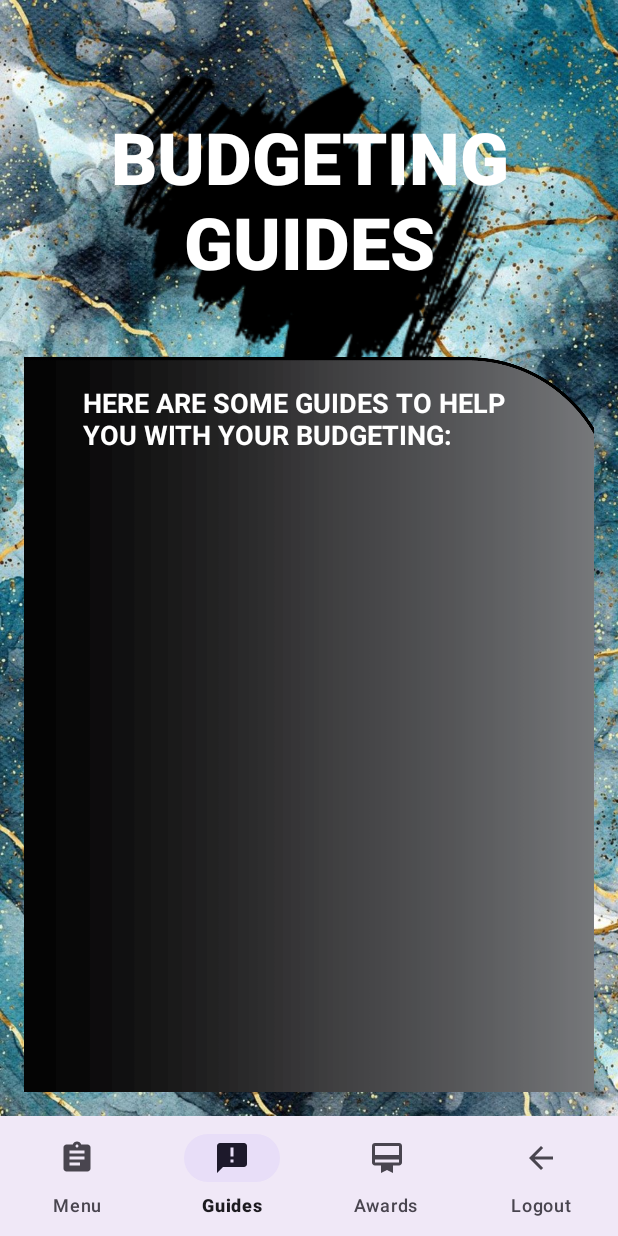
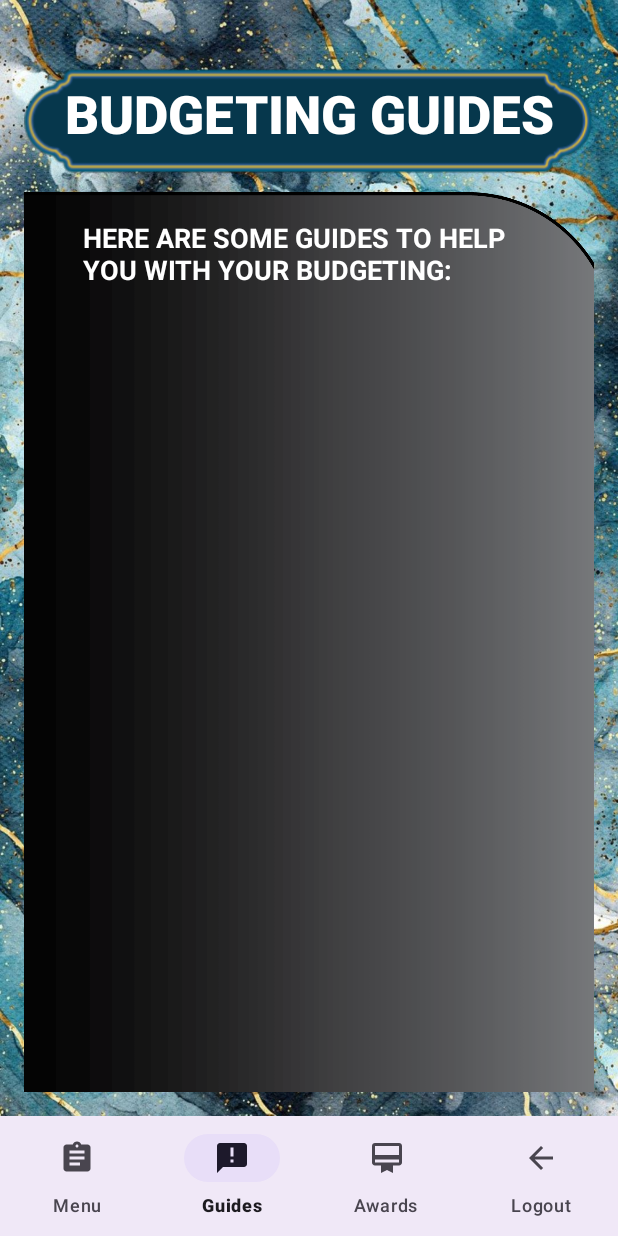
Before and after one commit to ST10260507/BudgetBeatersPOE, an Android app: the AddCategoryActivity screen opened directly, with no data from a screen before it, item 2 of the bottom bar chosen, on a phone screen of 412 x 824 dp. Run offline under Robolectric (Android 15) with nearby library versions, the phone set to English and light mode, and no system bars; our stand-ins replace Room's generated code.

Commit message:
Updated all views headings and titles and any affected items/widgets

```diff
--- a/app/src/main/res/layout/activity_add_category.xml
+++ b/app/src/main/res/layout/activity_add_category.xml
@@ -13,18 +13,18 @@
     <ImageView
         android:id="@+id/imageView"
         android:layout_width="411dp"
-        android:layout_height="272dp"
+        android:layout_height="165dp"
         app:layout_constraintEnd_toEndOf="parent"
         app:layout_constraintStart_toStartOf="parent"
         app:layout_constraintTop_toTopOf="parent"
-        app:srcCompat="@drawable/black_squiggle" />
+        app:srcCompat="@drawable/IslamicLabel" />
 
     <!-- Title text for the page: "ADD CATEGORY" -->
     <TextView
         android:id="@+id/AddCategorytxt"
-        android:layout_width="251dp"
-        android:layout_height="139dp"
-        android:layout_marginTop="64dp"
+        android:layout_width="400dp"
+        android:layout_height="120dp"
+        android:layout_marginTop="20dp"
         android:fontFamily="sans-serif-medium"
         android:gravity="center"
         android:text="ADD CATEGORY"
@@ -40,7 +40,7 @@
         android:id="@+id/gradientCurvedBg"
         android:layout_width="492dp"
         android:layout_height="669dp"
-        android:layout_marginTop="220dp"
+        android:layout_marginTop="120dp"
         app:layout_constraintEnd_toEndOf="parent"
         app:layout_constraintHorizontal_bias="0.79"
         app:layout_constraintStart_toStartOf="parent"
@@ -51,8 +51,8 @@
     <TextView
         android:id="@+id/AddCategorynametxt"
         android:layout_width="200dp"
-        android:layout_height="35dp"
-        android:layout_marginTop="4dp"
+        android:layout_height="30dp"
+        android:layout_marginTop="5dp"
         android:text="ADD A CATEGORY NAME:"
         android:textColor="@android:color/white"
         android:textSize="17sp"
@@ -66,7 +66,7 @@
         android:id="@+id/categoryNameInput"
         android:layout_width="270dp"
         android:layout_height="40dp"
-        android:layout_marginTop="300dp"
+        android:layout_marginTop="200dp"
         android:background="@drawable/edit_text_bg"
         android:hint="ENTER NAME"
         android:inputType="textPersonName"
@@ -83,7 +83,7 @@
         android:id="@+id/AddDescrip"
         android:layout_width="275dp"
         android:layout_height="30dp"
-        android:layout_marginTop="76dp"
+        android:layout_marginTop="80dp"
         android:text="ADD A DESCRIPTION (OPTIONAL)"
         android:textColor="@android:color/white"
         android:textSize="17sp"
@@ -97,7 +97,7 @@
         android:id="@+id/DescriptionInput"
         android:layout_width="270dp"
         android:layout_height="40dp"
-        android:layout_marginTop="376dp"
+        android:layout_marginTop="276dp"
         android:background="@drawable/edit_text_bg"
         android:hint="ENTER DESCRIPTION"
         android:inputType="textPersonName"
@@ -113,8 +113,8 @@
     <TextView
         android:id="@+id/AddMaxLimit"
         android:layout_width="250dp"
-        android:layout_height="35dp"
-        android:layout_marginTop="12dp"
+        android:layout_height="30dp"
+        android:layout_marginTop="5dp"
         android:text="SET A MAX GOAL INCOME"
         android:textColor="@android:color/white"
         android:textSize="17sp"
@@ -128,7 +128,7 @@
         android:id="@+id/MaxLimitInput"
         android:layout_width="270dp"
         android:layout_height="40dp"
-        android:layout_marginTop="452dp"
+        android:layout_marginTop="350dp"
         android:background="@drawable/edit_text_bg"
         android:hint="ENTER MAX GOAL"
         android:inputType="textPersonName"
@@ -159,7 +159,7 @@
         android:id="@+id/MinLimitInput"
         android:layout_width="270dp"
         android:layout_height="40dp"
-        android:layout_marginTop="532dp"
+        android:layout_marginTop="420dp"
         android:background="@drawable/edit_text_bg"
         android:hint="ENTER MIN GOAL"
         android:inputType="textPersonName"
@@ -182,7 +182,7 @@
         android:textColor="#FF00CC"
         android:textSize="20sp"
         app:layout_constraintEnd_toEndOf="parent"
-        app:layout_constraintHorizontal_bias="0.948"
+        app:layout_constraintHorizontal_bias="0.5"
         app:layout_constraintStart_toStartOf="parent"
         app:layout_constraintTop_toBottomOf="@id/MinLimitInput" />
 
--- a/app/src/main/res/layout/activity_add_expense.xml
+++ b/app/src/main/res/layout/activity_add_expense.xml
@@ -17,11 +17,11 @@
         app:layout_constraintHorizontal_bias="1.0"
         app:layout_constraintStart_toStartOf="parent"
         app:layout_constraintTop_toTopOf="parent"
-        app:srcCompat="@drawable/title_banner" />
+        app:srcCompat="@drawable/IslamicLabel" />
 
     <TextView
         android:id="@+id/ExpenseDetailstxt"
-        android:layout_width="300dp"
+        android:layout_width="400dp"
         android:layout_height="100dp"
         android:layout_marginTop="16dp"
         android:fontFamily="sans-serif-medium"
--- a/app/src/main/res/layout/activity_progress_dashboard.xml
+++ b/app/src/main/res/layout/activity_progress_dashboard.xml
@@ -11,7 +11,7 @@
     <!-- Background and Decorative Images -->
 
     <ImageView
-        android:id="@+id/titleBg"
+        android:id="@+id/imageView"
         android:layout_width="wrap_content"
         android:layout_height="130dp"
         android:layout_marginTop="0dp"
@@ -19,7 +19,7 @@
         app:layout_constraintHorizontal_bias="1.0"
         app:layout_constraintStart_toStartOf="parent"
         app:layout_constraintTop_toTopOf="parent"
-        app:srcCompat="@drawable/title_banner" />
+        app:srcCompat="@drawable/IslamicLabel"/>
 
     <TextView
         android:id="@+id/ProgressDashboardtxt"
@@ -30,7 +30,7 @@
         android:gravity="center"
         android:text="VIEW PROGRESS DASHBOARD"
         android:textColor="@android:color/white"
-        android:textSize="30sp"
+        android:textSize="25sp"
         android:textStyle="bold"
         app:layout_constraintEnd_toEndOf="parent"
         app:layout_constraintHorizontal_bias="0.496"
--- a/app/src/main/res/layout/activity_remove_expense.xml
+++ b/app/src/main/res/layout/activity_remove_expense.xml
@@ -18,14 +18,14 @@
         app:layout_constraintHorizontal_bias="1.0"
         app:layout_constraintStart_toStartOf="parent"
         app:layout_constraintTop_toTopOf="parent"
-        app:srcCompat="@drawable/title_banner" />
+        app:srcCompat="@drawable/IslamicLabel" />
 
     <!-- Title text for the Remove Expenses screen -->
     <TextView
         android:id="@+id/RemoveExpensetxt"
-        android:layout_width="300dp"
+        android:layout_width="400dp"
         android:layout_height="100dp"
-        android:layout_marginTop="16dp"
+        android:layout_marginTop="15dp"
         android:fontFamily="sans-serif-medium"
         android:gravity="center"
         android:text="REMOVE EXPENSES"
--- a/app/src/main/res/layout/activity_shared_budgeting.xml
+++ b/app/src/main/res/layout/activity_shared_budgeting.xml
@@ -18,12 +18,12 @@
         app:layout_constraintHorizontal_bias="1.0"
         app:layout_constraintStart_toStartOf="parent"
         app:layout_constraintTop_toTopOf="parent"
-        app:srcCompat="@drawable/title_banner" />
+        app:srcCompat="@drawable/IslamicLabel" />
 
     <!-- Main title for the Shared Budgeting screen -->
     <TextView
         android:id="@+id/SharedBudgetingtxt"
-        android:layout_width="325dp"
+        android:layout_width="400dp"
         android:layout_height="110dp"
         android:layout_marginTop="7dp"
         android:fontFamily="sans-serif-medium"
--- a/app/src/main/res/layout/fragment_budgeting_guides.xml
+++ b/app/src/main/res/layout/fragment_budgeting_guides.xml
@@ -11,27 +11,27 @@
 
     <ImageView
         android:id="@+id/imageView"
-        android:layout_width="420dp"
-        android:layout_height="269dp"
+        android:layout_width="wrap_content"
+        android:layout_height="130dp"
+        android:layout_marginTop="0dp"
         app:layout_constraintEnd_toEndOf="parent"
-        app:layout_constraintHorizontal_bias="0.512"
+        app:layout_constraintHorizontal_bias="1.0"
         app:layout_constraintStart_toStartOf="parent"
         app:layout_constraintTop_toTopOf="parent"
-        app:srcCompat="@drawable/black_squiggle" />
+        app:srcCompat="@drawable/IslamicLabel" />
 
     <TextView
         android:id="@+id/BudgetGuides"
         android:layout_width="wrap_content"
         android:layout_height="wrap_content"
-        android:layout_marginTop="56dp"
+        android:layout_marginTop="36dp"
         android:fontFamily="sans-serif-medium"
         android:gravity="center"
         android:text="BUDGETING GUIDES"
         android:textColor="@android:color/white"
-        android:textSize="48sp"
+        android:textSize="35sp"
         android:textStyle="bold"
         app:layout_constraintEnd_toEndOf="parent"
-        app:layout_constraintHorizontal_bias="0.0"
         app:layout_constraintStart_toStartOf="parent"
         app:layout_constraintTop_toTopOf="parent" />
 
@@ -39,7 +39,7 @@
         android:id="@+id/gradient_curved_bg"
         android:layout_width="492dp"
         android:layout_height="669dp"
-        android:layout_marginTop="200dp"
+        android:layout_marginTop="90dp"
         app:layout_constraintEnd_toEndOf="parent"
         app:layout_constraintHorizontal_bias="0.753"
         app:layout_constraintStart_toStartOf="parent"
```
Also changed, not shown: app/src/main/res/layout/activity_categories.xml (+6 -6 lines), app/src/main/res/layout/activity_category_income.xml (+12 -12 lines), app/src/main/res/layout/activity_forgot_pass.xml (+12 -9 lines), app/src/main/res/layout/activity_login.xml (+9 -7 lines), app/src/main/res/layout/activity_menu.xml (+9 -7 lines), app/src/main/res/layout/activity_pie_chart.xml (+9 -7 lines), app/src/main/res/layout/activity_register.xml (+7 -5 lines), app/src/main/res/layout/activity_remove_category.xml (+10 -8 lines), app/src/main/res/layout/activity_reset_password.xml (+9 -8 lines), app/src/main/res/layout/activity_view_all_expenses.xml (+11 -10 lines), app/src/main/res/layout/activity_view_all_spending.xml (+13 -11 lines), app/src/main/res/layout/activity_view_expenses.xml (+9 -8 lines), app/src/main/res/drawable/IslamicLabel.png (added).
